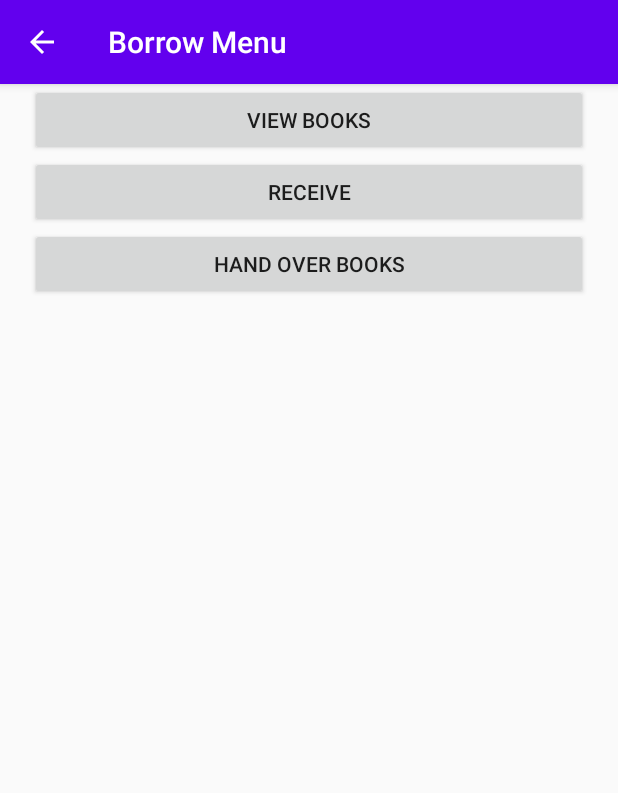
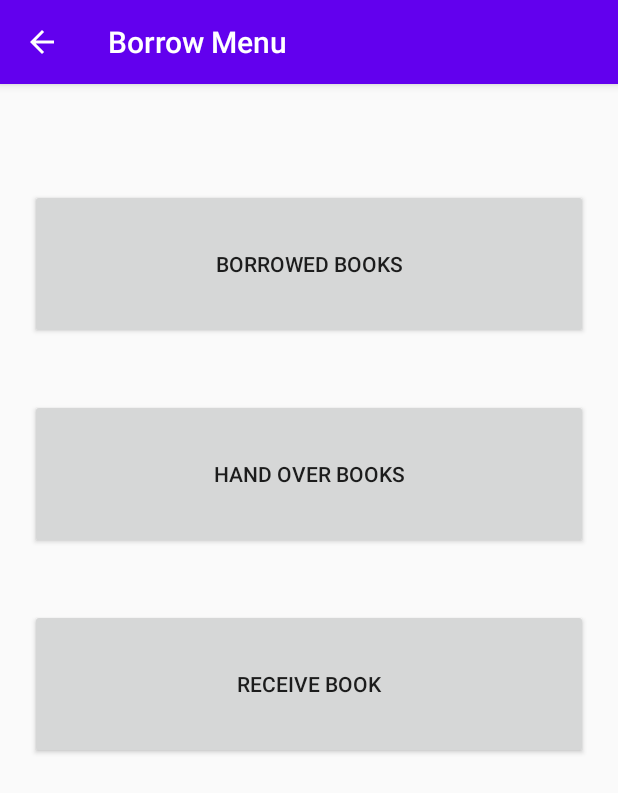
Before and after one commit to CMPUT301F20T06/BookTruck, an Android app: the BorrowMenu screen opened directly, with no data from a screen before it, on a phone screen of 412 x 824 dp. Shown: the top 793 px of the screen. Run offline under Robolectric (Android 15) with nearby library versions, the phone set to English and light mode, and no system bars.

Commit message:
Update
Update UI in Borrow Menu and Return Menu

```diff
--- a/app/src/main/java/com/example/booktruck/ShowBookDetail.java
+++ b/app/src/main/java/com/example/booktruck/ShowBookDetail.java
@@ -117,7 +117,7 @@ public class ShowBookDetail extends AppCompatActivity {
             button.setOnClickListener(new View.OnClickListener() {
                 @Override
                 public void onClick(View view) {
-                    setStatusToHandOverd();
+                    setStatusToHandOvered();
                 }
             });
         }
@@ -257,7 +257,7 @@ public class ShowBookDetail extends AppCompatActivity {
     }
 
 
-    public void setStatusToHandOverd(){
+    public void setStatusToHandOvered(){
         DocumentReference bookRef = db.collection("Books").document(ISBN);
         bookRef.get().addOnCompleteListener(new OnCompleteListener<DocumentSnapshot>() {
             @Override
--- a/app/src/main/java/com/example/booktruck/ViewBook.java
+++ b/app/src/main/java/com/example/booktruck/ViewBook.java
@@ -37,10 +37,10 @@ import java.util.Map;
 public class ViewBook extends AppCompatActivity {
 
     private ListView bookListView;
-    FirebaseFirestore db;
+    private FirebaseFirestore db;
     private ArrayList<String> bookISBN = new ArrayList<>();
     private ArrayList<String> bookArray = new ArrayList<>();
-    ArrayAdapter<String> arrayAdapter;
+    private ArrayAdapter<String> arrayAdapter;
 
     public String getCurrentUsername() {
         String email = FirebaseAuth.getInstance().getCurrentUser().getEmail();
--- a/app/src/main/res/layout/borrow_layout.xml
+++ b/app/src/main/res/layout/borrow_layout.xml
@@ -2,35 +2,37 @@
 <LinearLayout xmlns:android="http://schemas.android.com/apk/res/android"
     android:layout_width="match_parent"
     android:layout_height="wrap_content"
+    android:layout_marginTop="50dp"
     android:orientation="vertical">
 
     <Button
+        android:id="@+id/view_book_button"
         android:layout_width="match_parent"
-        android:layout_height="wrap_content"
+        android:layout_height="100dp"
         android:layout_gravity="center"
+        android:layout_margin="20dp"
         android:layout_marginLeft="20dp"
         android:layout_marginRight="20dp"
-        android:text="@string/view_books"
-        android:id="@+id/view_book_button"
-        android:onClick="onOpenViewBook" />
+        android:text="@string/borrowed_books" />
 
     <Button
+        android:id="@+id/handover_book_button"
         android:layout_width="match_parent"
-        android:layout_height="wrap_content"
+        android:layout_height="100dp"
         android:layout_gravity="center"
+        android:layout_margin="20dp"
         android:layout_marginLeft="20dp"
         android:layout_marginRight="20dp"
-        android:text="@string/receive"
-        android:id="@+id/receive_book_button"
-        android:onClick="onOpenReceive" />
+        android:text="@string/hand_over_books" />
 
     <Button
+        android:id="@+id/receive_book_button"
         android:layout_width="match_parent"
-        android:layout_height="wrap_content"
+        android:layout_height="100dp"
         android:layout_gravity="center"
+        android:layout_margin="20dp"
         android:layout_marginLeft="20dp"
         android:layout_marginRight="20dp"
-        android:text="@string/hand_over_books"
-        android:id="@+id/handover_book_button"
-        android:onClick="onOpenHandOver" />
+        android:text="@string/receive_book" />
+
 </LinearLayout>
--- a/app/src/main/res/values/strings.xml
+++ b/app/src/main/res/values/strings.xml
@@ -23,5 +23,7 @@
 
 
     <string name="setting">setting</string>
+    <string name="borrowed_books">Borrowed Books</string>
+    <string name="receive_book">Receive Book</string>
 
 </resources>
```
Also changed, not shown: app/src/main/res/layout/return_main.xml (+7 -2 lines).
